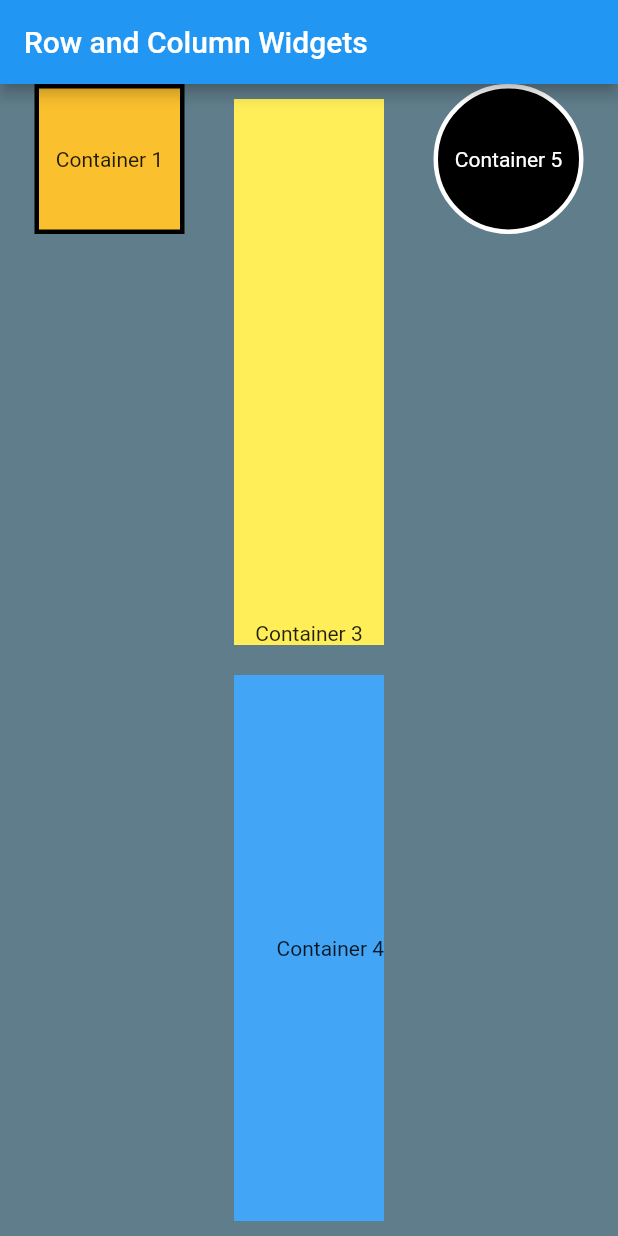
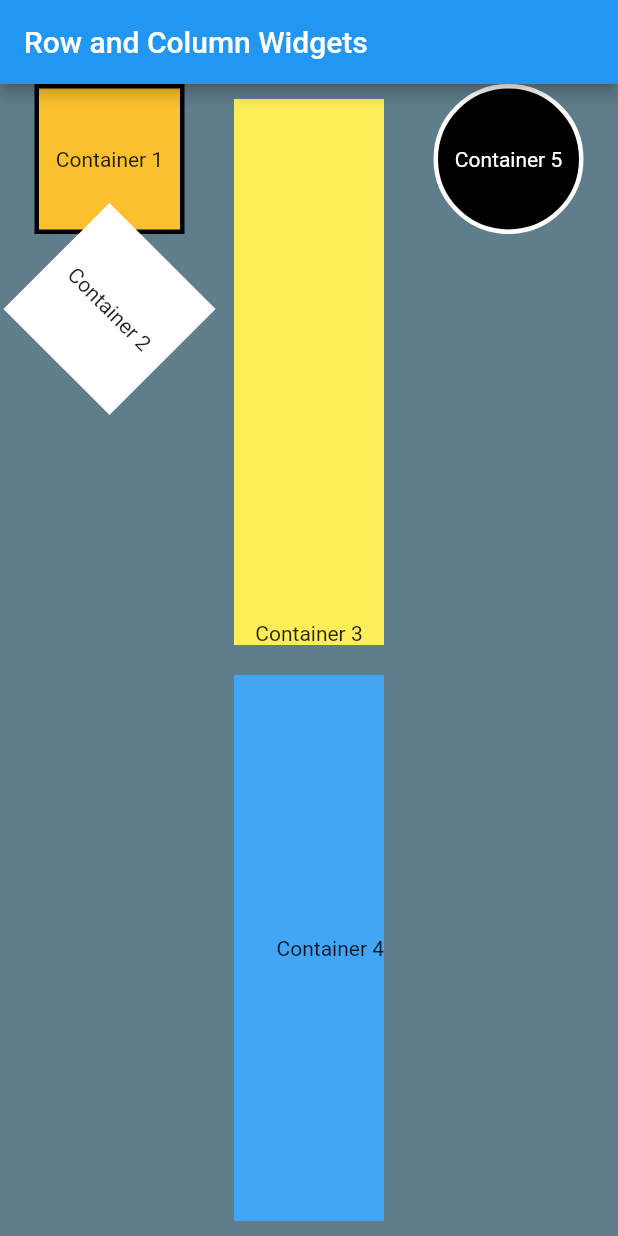
Before and after one commit to nbignell2/2504, a Flutter app: the screen it shows after launch, on a phone screen of 412 x 824 dp. Run offline on Flutter 3.47's test engine with Material 2 defaults, Android fonts, the phone set to English and light mode, and no system bars.

Commit message:
Finished Column 1

```diff
--- a/build_01/lib/main.dart
+++ b/build_01/lib/main.dart
@@ -1,4 +1,5 @@
 import 'dart:io';
+import 'dart:math';
 
 import 'package:flutter/material.dart';
 
@@ -30,6 +31,16 @@ class MyApp extends StatelessWidget {
                     color: Colors.yellow[700],
                     border: Border.all(color: Colors.black, width: 3),
                   )),
+              Transform.rotate(
+                angle: pi / 4,
+                child: Container(
+                    height: 100,
+                    width: 100,
+                    color: Colors.white,
+                    child: Center(
+                      child: Text('Container 2'),
+                    )),
+              )
             ],
           ),
           Column(
```
